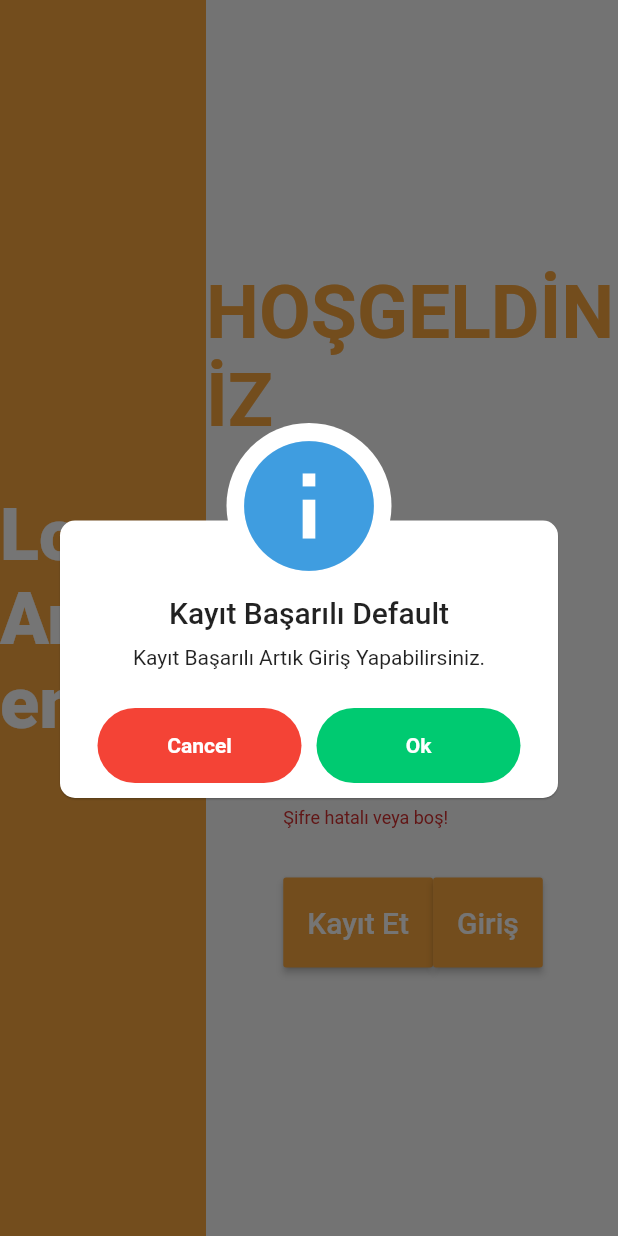
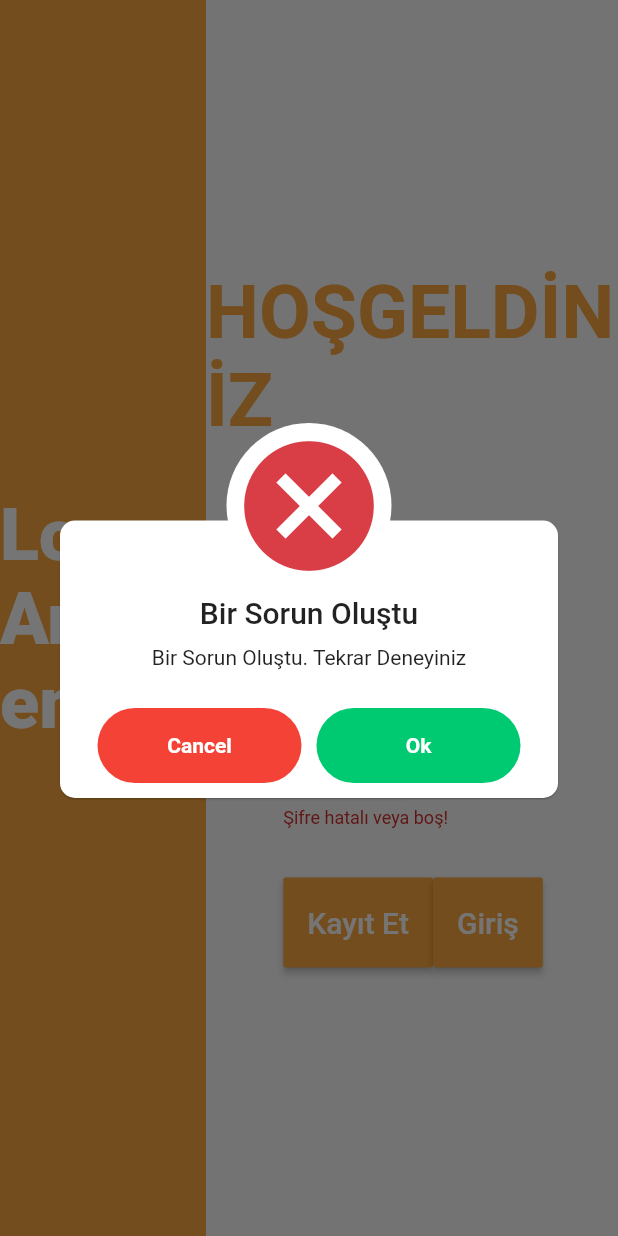
Before and after one commit to Weny-murat/fitgym_winDesktop, a Flutter app: the screen it shows after launch, after a tap on "Kayıt Et", on a phone screen of 412 x 824 dp. Run offline on Flutter 3.47's test engine with Material 2 defaults, Android fonts, the light colour scheme and no system bars; our stand-ins replace appwrite, awesome_dialog; missing offline and left inert: window_size; network calls fail.

Commit message:
commit 27.07.2021

```diff
--- a/lib/components/signForm.dart
+++ b/lib/components/signForm.dart
@@ -1,5 +1,6 @@
 import 'package:awesome_dialog/awesome_dialog.dart';
 import 'package:fit_gym/components/common_form_field.dart';
+import 'package:fit_gym/components/custom_awesome_dialog.dart';
 import 'package:fit_gym/screens/mainpage.dart';
 import 'package:flutter/material.dart';
 import 'constants.dart';
@@ -45,7 +46,7 @@ class SignInFormState extends State<SignInForm> {
             mainAxisAlignment: MainAxisAlignment.spaceAround,
             children: [
               MaterialButton(
-                  minWidth: MediaQuery.of(context).size.width / 8,
+                  minWidth: size.width / 8,
                   height: 60,
                   color: mainColor,
                   onPressed: () async {
@@ -59,57 +60,24 @@ class SignInFormState extends State<SignInForm> {
                     );
                     switch (regResult) {
                       case 200:
-                        AwesomeDialog(
-                          context: context,
-                          dialogType: DialogType.SUCCES,
-                          animType: AnimType.BOTTOMSLIDE,
-                          title: 'Kayıt Başarılı 200',
-                          desc: 'Kayıt Başarılı Artık Giriş Yapabilirsiniz.',
-                          btnCancelOnPress: () {},
-                          btnOkOnPress: () {},
-                        )..show();
+                        customAwesomeDialog(context, 200);
                         break;
                       case 201:
-                        AwesomeDialog(
-                          context: context,
-                          dialogType: DialogType.INFO,
-                          animType: AnimType.BOTTOMSLIDE,
-                          title: 'Kayıt Başarılı 201',
-                          desc: 'Kayıt Başarılı Artık Giriş Yapabilirsiniz.',
-                          btnCancelOnPress: () {},
-                          btnOkOnPress: () {},
-                        )..show();
+                        customAwesomeDialog(context, 201);
                         break;
                       case 400:
-                        AwesomeDialog(
-                          context: context,
-                          dialogType: DialogType.INFO,
-                          animType: AnimType.BOTTOMSLIDE,
-                          title: 'Kayıt Başarısız',
-                          desc: 'Kayıt Başarısız Tekrar Deneyin',
-                          btnCancelOnPress: () {},
-                          btnOkOnPress: () {},
-                        )..show();
+                        customAwesomeDialog(context, 400);
                         break;
                       case 409:
-                        AwesomeDialog(
-                          context: context,
-                          dialogType: DialogType.INFO,
-                          animType: AnimType.BOTTOMSLIDE,
-                          title: 'Mail Adresi Zaten Kayıtlı.',
-                          desc:
-                              'Mail Adresi kayıtlı Lütfen Başka Bir Mail Adresi Kullanın',
-                          btnCancelOnPress: () {},
-                          btnOkOnPress: () {},
-                        )..show();
+                        customAwesomeDialog(context, 409);
                         break;
                       default:
                         AwesomeDialog(
                           context: context,
-                          dialogType: DialogType.INFO,
+                          dialogType: DialogType.ERROR,
                           animType: AnimType.BOTTOMSLIDE,
-                          title: 'Kayıt Başarılı Default',
-                          desc: 'Kayıt Başarılı Artık Giriş Yapabilirsiniz.',
+                          title: 'Bir Sorun Oluştu',
+                          desc: 'Bir Sorun Oluştu. Tekrar Deneyiniz',
                           btnCancelOnPress: () {},
                           btnOkOnPress: () {},
                         )..show();
@@ -120,7 +88,7 @@ class SignInFormState extends State<SignInForm> {
                     style: TextStyle(color: Colors.white, fontSize: 20),
                   )),
               MaterialButton(
-                  minWidth: MediaQuery.of(context).size.width / 8,
+                  minWidth: size.width / 8,
                   height: 60,
                   color: mainColor,
                   onPressed: () {
--- a/lib/networking/networker.dart
+++ b/lib/networking/networker.dart
@@ -10,7 +10,7 @@ class Networker {
         .setSelfSigned();
   }
 
-  userRegister({
+  Future userRegister({
     required String email,
     required String password,
   }) async {
@@ -20,7 +20,7 @@ class Networker {
         email: email,
         password: password,
       );
-      print(response.data);
+      print(response.data.runtimeType);
       return response.statusCode;
     } on AppwriteException catch (e) {
       return e.code;
```
Also changed, not shown: lib/components/custom_awesome_dialog.dart (added, +74 -0 lines).
